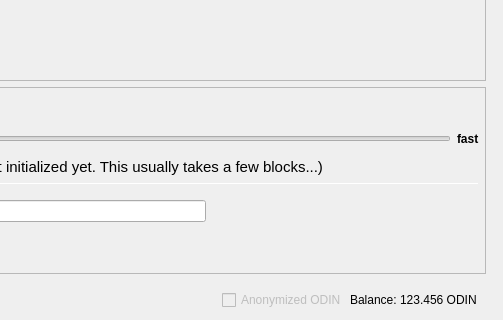
Old version of the form src/qt/forms/sendcoinsdialog.ui in the repository Manbearpixel/Odin; both pictures show x 475 to 978 and y 375 to 695 of the 978 by 695 pixel window.
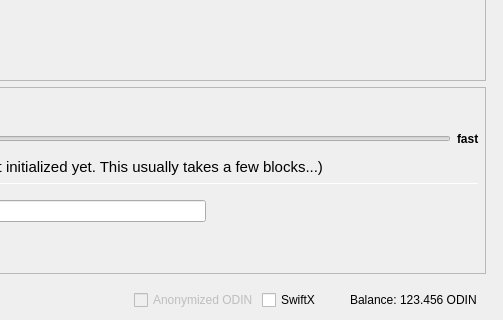
New version of the form. Custom widgets are drawn as their Qt base class.

Commit message:
Show SwiftX checkbox
(related to d3927c513150dbe81257ae0dbf2d801f84bd62f1)

Diff of the .ui file:
```diff
--- a/src/qt/forms/sendcoinsdialog.ui
+++ b/src/qt/forms/sendcoinsdialog.ui
@@ -1623,7 +1623,7 @@
                </property>
               </widget>
              </item>
-             <!-- <item>
+             <item>
               <widget class="QCheckBox" name="checkSwiftTX">
                <property name="enabled">
                 <bool>true</bool>
@@ -1638,7 +1638,7 @@
                 <string>SwiftX</string>
                </property>
               </widget>
-             </item> -->
+             </item>
              <item>
               <widget class="QLabel" name="labelForBalance">
                <property name="text">
```
